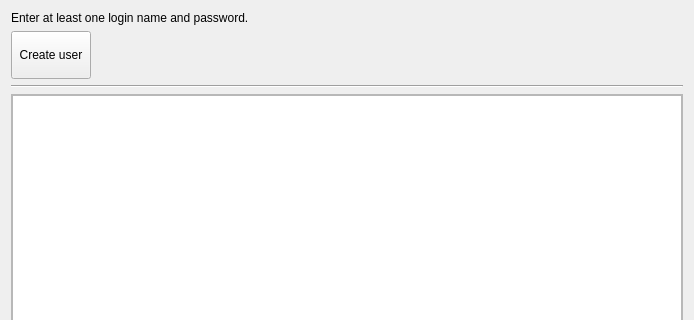
Qt form src/modules/users/usercreation.ui (calamares/calamares) before a commit; both pictures show x 0 to 694 and y 0 to 320 of the 694 by 474 pixel window.
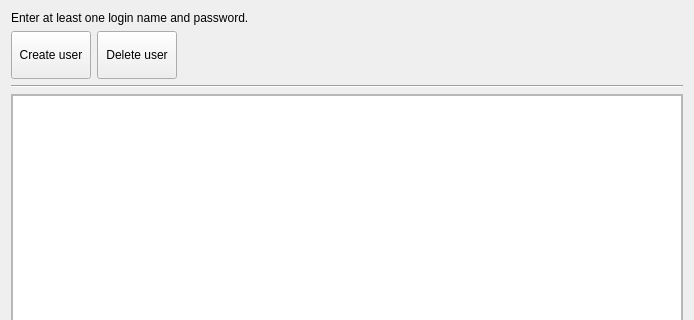
The same form after that commit.

Commit message:
Add the ability to delete users from the model.
We add a single button on top that deletes the currently
selected user, if one is selected, and does nothing
otherwise.

```diff
--- a/src/modules/users/usercreation.ui
+++ b/src/modules/users/usercreation.ui
@@ -28,6 +28,11 @@
     </widget>
    </item>
    <item>
+    <layout class="QHBoxLayout" name="horizontalLayout">
+     <property name="topMargin">
+      <number>0</number>
+     </property>
+     <item>
     <widget class="QPushButton" name="addUser">
      <property name="minimumSize">
       <size>
@@ -50,6 +55,43 @@
     </widget>
    </item>
    <item>
+      <widget class="QPushButton" name="deleteUser">
+       <property name="enabled">
+        <bool>true</bool>
+       </property>
+       <property name="sizePolicy">
+        <sizepolicy hsizetype="Minimum" vsizetype="Minimum">
+         <horstretch>0</horstretch>
+         <verstretch>0</verstretch>
+        </sizepolicy>
+       </property>
+       <property name="baseSize">
+        <size>
+         <width>80</width>
+         <height>48</height>
+        </size>
+       </property>
+       <property name="text">
+        <string>Delete user</string>
+       </property>
+      </widget>
+     </item>
+     <item>
+      <spacer name="horizontalSpacer">
+       <property name="orientation">
+        <enum>Qt::Horizontal</enum>
+       </property>
+       <property name="sizeHint" stdset="0">
+        <size>
+         <width>40</width>
+         <height>20</height>
+        </size>
+       </property>
+      </spacer>
+     </item>
+    </layout>
+   </item>
+   <item>
     <widget class="Line" name="line">
      <property name="orientation">
       <enum>Qt::Horizontal</enum>
```
Left out of the diff: 2 changed lines with no effect on the pictures. Lines whose indentation alone changed are shown as unchanged. The commit also changes 2 other files.
